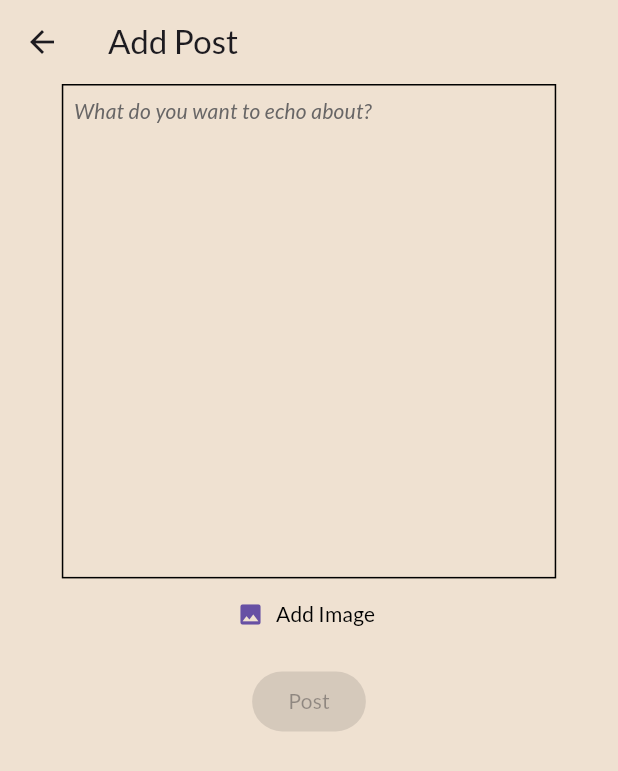
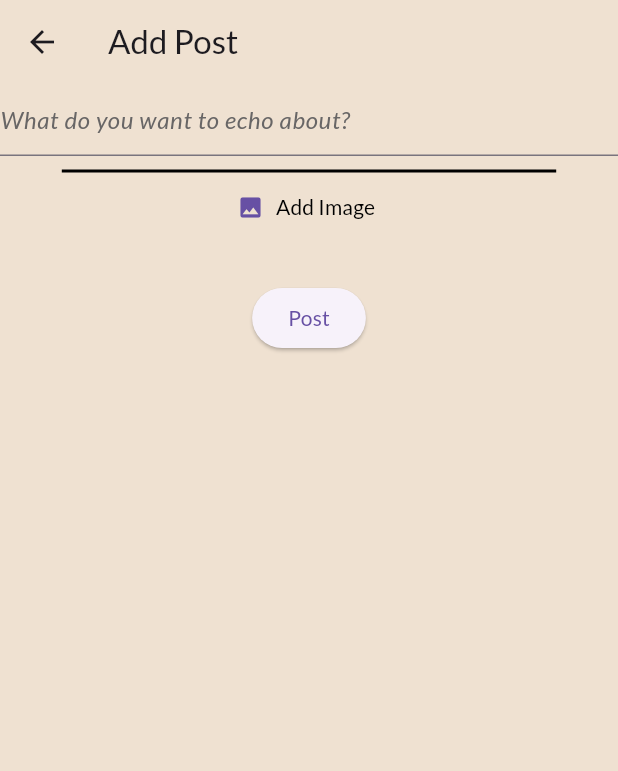
Before and after one commit to milindnair/Echo, a Flutter app: the AddPost screen opened directly, on a phone screen of 412 x 824 dp. Shown: the top 771 px of the screen. Run offline on Flutter 3.47's test engine with Material 2 defaults, Android fonts, the phone set to English and light mode, and no system bars; our stand-ins replace cloud_firestore, firebase_auth, firebase_core, firebase_storage, flutter_riverpod, google_fonts and 1 more; accounts and stored records are empty.

Commit message:
feat:added add post

```diff
--- /dev/null
+++ b/lib/providers/user_provider.dart
@@ -0,0 +1,6 @@
+class UserCredentials {
+  final String email;
+  final String idToken;
+
+  UserCredentials({required this.email, required this.idToken});
+}
--- a/lib/screens/addPost/addpost.dart
+++ b/lib/screens/addPost/addpost.dart
@@ -1,6 +1,11 @@
+import 'dart:io';
+
 import 'package:echo/main.dart';
 import 'package:echo/widgets/user_image_picker.dart';
+import 'package:firebase_auth/firebase_auth.dart';
 import 'package:flutter/material.dart';
+import 'package:firebase_storage/firebase_storage.dart' as firebase_storage;
+
 
 class AddPost extends StatefulWidget {
   static const routeName = '/addPost';
@@ -11,6 +16,40 @@ class AddPost extends StatefulWidget {
 }
 
 class _AddPostState extends State<AddPost> {
+  File? _pickedImageFile;
+
+  void _updatePickedImage(File? pickedImage) {
+    setState(() {
+      _pickedImageFile = pickedImage;
+    });
+  }
+
+
+  void _addPostHandler() async {
+  if (_pickedImageFile != null) {
+    // Upload the image to Firestore Storage
+    try {
+      String fileName = DateTime.now().millisecondsSinceEpoch.toString(); // Unique name for the file
+      final firebase_storage.Reference storageRef =
+          firebase_storage.FirebaseStorage.instance.ref().child(fileName);
+
+      await storageRef.putFile(_pickedImageFile!);
+
+      // Get the download URL for the uploaded image
+      String imageUrl = await storageRef.getDownloadURL();
+
+      // Now, you can save the imageUrl to Firestore or perform other actions
+      print("Image uploaded to Firestore Storage. Download URL: $imageUrl");
+
+      // You can save imageUrl to Firestore using cloud_firestore package
+      // Example: FirebaseFirestore.instance.collection('posts').add({'imageUrl': imageUrl});
+    } catch (e) {
+      print("Error uploading image: $e");
+    }
+  }
+}
+
+
   @override
   Widget build(BuildContext context) {
     return Scaffold(
@@ -18,22 +57,22 @@ class _AddPostState extends State<AddPost> {
           title: const Text('Add Post'),
           backgroundColor: Theme.of(context).scaffoldBackgroundColor,
         ),
-        body: const Center(
+        body: SingleChildScrollView(
+          child: Center(
             child: Column(
-
               crossAxisAlignment: CrossAxisAlignment.center,
               children: [
-
-              UserImagePicker(),
-               SizedBox(
+              UserImagePicker(onImagePicked: _updatePickedImage),
+                const SizedBox(
                   height: 10,
                 ),
                 ElevatedButton(
-                onPressed: null,
+                  onPressed: _addPostHandler,
                   child: Text("Post"),
                 )
               ],
             ),
+          ),
         ));
   }
 }
--- a/lib/widgets/user_image_picker.dart
+++ b/lib/widgets/user_image_picker.dart
@@ -4,17 +4,36 @@ import 'package:flutter/material.dart';
 import 'package:image_picker/image_picker.dart';
 
 class UserImagePicker extends StatefulWidget {
+  final Function(File?) onImagePicked;
+
  const UserImagePicker({
     Key? key,
+    required this.onImagePicked,
   }) : super(key: key);
 
   @override
-  State<UserImagePicker> createState() => _UserImagePickerState();
-}
+  State<UserImagePicker> createState() => _UserImagePickerState();}
 
 class _UserImagePickerState extends State<UserImagePicker> {
   File? _pickedImageFile;
-  ImageSource? _imageSource;
+  final TextEditingController _textFieldController =
+      TextEditingController(text: "What do you want to echo about?");
+  final FocusNode _textFieldFocusNode = FocusNode();
+
+  @override
+  void initState() {
+    super.initState();
+
+    // Add a listener to the focus node to track focus changes
+    _textFieldFocusNode.addListener(() {
+      setState(() {
+        // If the text field has focus, clear the default text
+        if (_textFieldFocusNode.hasFocus) {
+          _textFieldController.clear();
+        }
+      });
+    });
+  }
 
   void _pickImage() async {
   final pickedImage = await showDialog<ImageSource>(
@@ -42,47 +61,45 @@ class _UserImagePickerState extends State<UserImagePicker> {
     return;
   }
 
-    setState(() {
-      _imageSource = pickedImage;
-    });
+  final pickedImageFile = await ImagePicker().pickImage(source: pickedImage);
 
-    final pickedImageFile = await ImagePicker().pickImage(source: pickedImage);
   if (pickedImageFile != null) {
     setState(() {
       _pickedImageFile = File(pickedImageFile.path);
     });
+    widget.onImagePicked(_pickedImageFile); // Notify the parent about the picked image
   }
 }
+
 
   @override
   Widget build(BuildContext context) {
     return Column(
       crossAxisAlignment: CrossAxisAlignment.center,
       children: [
-        DecoratedBox(
+        TextField(
+          controller: _textFieldController,
+          focusNode: _textFieldFocusNode,
+          style: const TextStyle(
+            color: Color.fromARGB(255, 104, 102, 102),
+            fontStyle: FontStyle.italic,
+          ),
+        ),
+        const SizedBox(height: 10,),
+        SizedBox(
+          width: MediaQuery.of(context).size.width * 0.8,
+          child: DecoratedBox(
             decoration: BoxDecoration(
               border: Border.all(color: Colors.black),
             ),
-          child: SizedBox(
-            width: MediaQuery.of(context).size.width * 0.8,
-            height: MediaQuery.of(context).size.height * 0.4,
             child: ClipRRect(
               borderRadius: BorderRadius.circular(10),
               child: _pickedImageFile != null
                   ? Image.file(
                       _pickedImageFile!,
-                      fit: BoxFit.cover,
+                      fit: BoxFit.contain,
                     )
-                  : const Padding(
-                      padding: EdgeInsets.all(8.0),
-                      child: Text(
-                        "What do you want to echo about?",
-                        style: TextStyle(
-                          color: Color.fromARGB(255, 104, 102, 102),
-                          fontStyle: FontStyle.italic,
-                        ),
-                      ),
-                    ),
+                  : null,
             ),
           ),
         ),
@@ -96,6 +113,8 @@ class _UserImagePickerState extends State<UserImagePicker> {
             ),
           ),
         ),
+        // Add some additional space at the bottom
+        SizedBox(height: 16.0),
       ],
     );
   }
--- a/pubspec.yaml
+++ b/pubspec.yaml
@@ -41,6 +41,7 @@ dependencies:
   cloud_firestore: ^4.9.3
   firebase_storage: ^11.2.8
   image_picker: ^1.0.4
+  flutter_riverpod: ^2.4.3
 
 dev_dependencies:
   flutter_test:
```
Also changed, not shown: lib/main.dart (+6 -1 lines), lib/screens/auth/login.dart (+10 -5 lines), pubspec.lock. Lines whose indentation alone changed are shown as unchanged.
